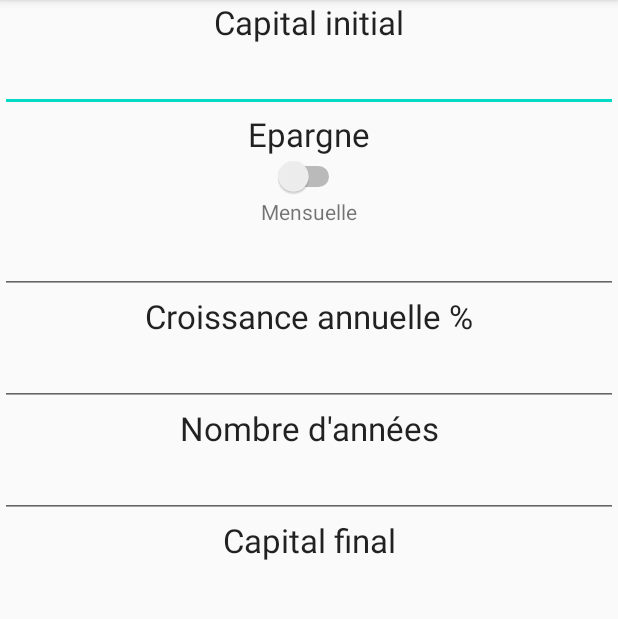
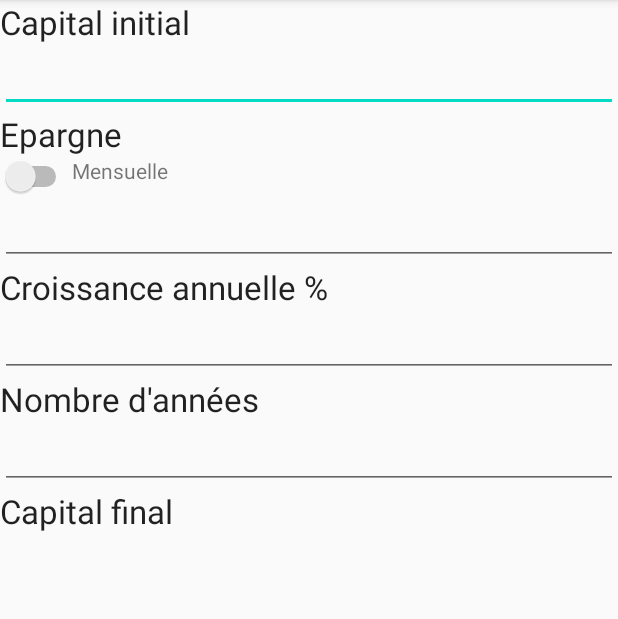
Before and after one commit to cromod/EasyInterest, an Android app: the fragment CompoundInterestFragment shown on its own in the app's theme, on a phone screen of 412 x 824 dp, the part 84-703 px from its top. Run offline under Robolectric (Android 15) with nearby library versions, the light colour scheme and no system bars.

Commit message:
Fix the fragment for compound interest

```diff
--- a/app/src/main/java/fr/cromod/easyinterest/CompoundInterestFragment.kt
+++ b/app/src/main/java/fr/cromod/easyinterest/CompoundInterestFragment.kt
@@ -16,34 +16,10 @@ import kotlin.math.pow
 class CompoundInterestFragment() : Fragment() {
 
     private lateinit var parentActivity: Activity
-    var inputs: MutableMap<EditText, String> = mutableMapOf()
-    var result: Float = 0F
 
     companion object
     {
-        fun newInstance(): CompoundInterestFragment
-        {
-            return CompoundInterestFragment()
-        }
-    }
-
-    override fun onCreateView(inflater: LayoutInflater,
-                              container: ViewGroup?,
-                              savedInstanceState: Bundle?): View?
-    {
-        val view = inflater.inflate(R.layout.compound_interest, container, false)
-
-        inputs[editStartCapital] = editStartCapital.text.toString()
-        inputs[editAnnualGrowth] = editAnnualGrowth.text.toString()
-        inputs[editNbOfYears] = editNbOfYears.text.toString()
-        inputs[editSavings] = editSavings.text.toString()
-
-        listenTextChanged(editStartCapital)
-        listenTextChanged(editAnnualGrowth)
-        listenTextChanged(editNbOfYears)
-        listenTextChanged(editSavings)
-
-        return view
+        fun newInstance(): CompoundInterestFragment = CompoundInterestFragment()
     }
 
     override fun onAttach(context: Context)
@@ -54,18 +30,36 @@ class CompoundInterestFragment() : Fragment() {
         }
     }
 
+    override fun onCreateView(inflater: LayoutInflater,
+                              container: ViewGroup?,
+                              savedInstanceState: Bundle?): View?
+    {
+        return inflater.inflate(R.layout.compound_interest, container, false)
+    }
+
+    override fun onActivityCreated(savedInstanceState: Bundle?)
+    {
+        super.onActivityCreated(savedInstanceState)
+
+        listenTextChanged(editStartCapital)
+        listenTextChanged(editAnnualGrowth)
+        listenTextChanged(editNbOfYears)
+        listenTextChanged(editSavings)
+
+        listenFrequencyChanged()
+    }
+
     private fun listenTextChanged(editText: EditText)
     {
         editText.addTextChangedListener(object : TextWatcher
         {
             override fun onTextChanged(s: CharSequence, start: Int, before: Int, count: Int)
             {
-                inputs[editText] = s.toString()
-                calculateFinalCapital(
-                    startCapital = if(inputs[editStartCapital]!!.isEmpty()) 0F else inputs[editStartCapital]!!.toFloat(),
-                    growth = if(inputs[editAnnualGrowth]!!.isEmpty()) 0F else inputs[editAnnualGrowth]!!.toFloat(),
-                    nbOfYears = if(inputs[editNbOfYears]!!.isEmpty()) 0 else inputs[editNbOfYears]!!.toInt(),
-                    savings = if(inputs[editSavings]!!.isEmpty()) 0F else inputs[editSavings]!!.toFloat(),
+                val result = calculateFinalCapital(
+                    startCapital = if(editStartCapital.text.isEmpty()) 0F else editStartCapital.text.toString().toFloat(),
+                    growth = if(editAnnualGrowth.text.isEmpty()) 0F else editAnnualGrowth.text.toString().toFloat(),
+                    nbOfYears = if(editNbOfYears.text.isEmpty()) 0 else editNbOfYears.text.toString().toInt(),
+                    savings = if(editSavings.text.isEmpty()) 0F else editSavings.text.toString().toFloat(),
                     monthly = !switchFrequency.isChecked
                 )
                 resultfinalCapital.setText(result.toString())
@@ -75,10 +69,11 @@ class CompoundInterestFragment() : Fragment() {
         })
     }
 
-    fun onChangeFrequency(view: View)
+    private fun listenFrequencyChanged()
     {
+        switchFrequency.setOnClickListener {
             // Update result
-        calculateFinalCapital(
+            val result = calculateFinalCapital(
                 startCapital = if(editStartCapital.text.isEmpty()) 0F else editStartCapital.text.toString().toFloat(),
                 growth = if(editAnnualGrowth.text.isEmpty()) 0F else editAnnualGrowth.text.toString().toFloat(),
                 nbOfYears = if(editNbOfYears.text.isEmpty()) 0 else editNbOfYears.text.toString().toInt(),
@@ -90,16 +85,18 @@ class CompoundInterestFragment() : Fragment() {
             // Update label
             labelFrequency.setText(if(switchFrequency.isChecked) R.string.yearly else R.string.monthly)
         }
+    }
 
     fun calculateFinalCapital( startCapital: Float, growth: Float, nbOfYears: Int,
-                               savings: Float, monthly: Boolean)
+                               savings: Float, monthly: Boolean): Float
     {
         val factor: Float = 1 + growth / 100
         val period: Float = if(monthly) 12F else 1F
-        result = startCapital*(factor.pow(nbOfYears))
+        var result: Float = startCapital*(factor.pow(nbOfYears))
         for (i in 1..nbOfYears) {
             result += period*savings*factor.pow(i-1)
         }
+        return result
     }
 
 }
--- a/app/src/main/res/layout/compound_interest.xml
+++ b/app/src/main/res/layout/compound_interest.xml
@@ -1,11 +1,11 @@
 <?xml version="1.0" encoding="utf-8"?>
-<androidx.constraintlayout.widget.ConstraintLayout
+<RelativeLayout
     xmlns:android="http://schemas.android.com/apk/res/android"
     xmlns:app="http://schemas.android.com/apk/res-auto"
     xmlns:tools="http://schemas.android.com/tools"
     android:layout_width="match_parent"
     android:layout_height="match_parent"
-    tools:context=".CompoundInterestFragment">
+    tools:context=".MainActivity">
 
     <TextView
         android:id="@+id/labelStartCapital"
@@ -13,132 +13,100 @@
         android:layout_height="wrap_content"
         android:text="@string/start_capital"
         android:textAppearance="?android:textAppearanceLarge"
-        app:layout_constraintTop_toTopOf="parent"
-        app:layout_constraintRight_toRightOf="parent"
-        app:layout_constraintLeft_toLeftOf="parent"
         />
 
     <EditText
         android:id="@+id/editStartCapital"
         android:layout_width="match_parent"
         android:layout_height="wrap_content"
-        android:gravity="center"
+        android:layout_below="@id/labelStartCapital"
         android:text=""
         android:inputType="numberDecimal"
-        app:layout_constraintTop_toBottomOf="@id/labelStartCapital"
-        app:layout_constraintRight_toRightOf="parent"
-        app:layout_constraintLeft_toLeftOf="parent"
         />
 
     <TextView
         android:id="@+id/labelSavings"
         android:layout_width="wrap_content"
         android:layout_height="wrap_content"
+        android:layout_below="@id/editStartCapital"
         android:text="@string/savings"
         android:textAppearance="?android:textAppearanceLarge"
-        app:layout_constraintTop_toBottomOf="@id/editStartCapital"
-        app:layout_constraintRight_toRightOf="parent"
-        app:layout_constraintLeft_toLeftOf="parent"
         />
 
     <Switch
         android:id="@+id/switchFrequency"
         android:layout_width="wrap_content"
         android:layout_height="wrap_content"
-        android:onClick="onChangeFrequency"
-        app:layout_constraintTop_toBottomOf="@id/labelSavings"
-        app:layout_constraintRight_toRightOf="parent"
-        app:layout_constraintLeft_toLeftOf="parent"
-        />
+        android:layout_below="@id/labelSavings"/>
 
     <TextView
         android:id="@+id/labelFrequency"
         android:layout_width="wrap_content"
         android:layout_height="wrap_content"
+        android:layout_below="@id/labelSavings"
+        android:layout_toRightOf="@id/switchFrequency"
         android:text="@string/monthly"
-        app:layout_constraintTop_toBottomOf="@id/switchFrequency"
-        app:layout_constraintRight_toRightOf="parent"
-        app:layout_constraintLeft_toLeftOf="parent"
         />
 
     <EditText
         android:id="@+id/editSavings"
         android:layout_width="match_parent"
         android:layout_height="wrap_content"
-        android:gravity="center"
+        android:layout_below="@id/switchFrequency"
         android:text=""
         android:inputType="numberDecimal"
-        app:layout_constraintTop_toBottomOf="@id/labelFrequency"
-        app:layout_constraintRight_toRightOf="parent"
-        app:layout_constraintLeft_toLeftOf="parent"
         />
 
     <TextView
         android:id="@+id/labelAnnualGrowth"
         android:layout_width="wrap_content"
         android:layout_height="wrap_content"
+        android:layout_below="@id/editSavings"
         android:text="@string/annual_growth"
         android:textAppearance="?android:textAppearanceLarge"
-        app:layout_constraintTop_toBottomOf="@id/editSavings"
-        app:layout_constraintRight_toRightOf="parent"
-        app:layout_constraintLeft_toLeftOf="parent"
         />
 
     <EditText
         android:id="@+id/editAnnualGrowth"
         android:layout_width="match_parent"
         android:layout_height="wrap_content"
-        android:gravity="center"
+        android:layout_below="@id/labelAnnualGrowth"
         android:text=""
         android:inputType="numberDecimal"
-        app:layout_constraintTop_toBottomOf="@id/labelAnnualGrowth"
-        app:layout_constraintRight_toRightOf="parent"
-        app:layout_constraintLeft_toLeftOf="parent"
         />
 
     <TextView
         android:id="@+id/labelNbOfYears"
         android:layout_width="wrap_content"
         android:layout_height="wrap_content"
+        android:layout_below="@id/editAnnualGrowth"
         android:text="@string/nb_of_years"
         android:textAppearance="?android:textAppearanceLarge"
-        app:layout_constraintTop_toBottomOf="@id/editAnnualGrowth"
-        app:layout_constraintRight_toRightOf="parent"
-        app:layout_constraintLeft_toLeftOf="parent"
         />
 
     <EditText
         android:id="@+id/editNbOfYears"
         android:layout_width="match_parent"
         android:layout_height="wrap_content"
-        android:gravity="center"
+        android:layout_below="@id/labelNbOfYears"
         android:text=""
         android:inputType="number"
-        app:layout_constraintTop_toBottomOf="@id/labelNbOfYears"
-        app:layout_constraintRight_toRightOf="parent"
-        app:layout_constraintLeft_toLeftOf="parent"
         />
 
     <TextView
         android:id="@+id/labelfinalCapital"
         android:layout_width="wrap_content"
         android:layout_height="wrap_content"
+        android:layout_below="@id/editNbOfYears"
         android:text="@string/final_capital"
         android:textAppearance="?android:textAppearanceLarge"
-        app:layout_constraintTop_toBottomOf="@id/editNbOfYears"
-        app:layout_constraintRight_toRightOf="parent"
-        app:layout_constraintLeft_toLeftOf="parent"
         />
 
     <TextView
         android:id="@+id/resultfinalCapital"
         android:layout_width="match_parent"
         android:layout_height="wrap_content"
-        android:gravity="center"
+        android:layout_below="@id/labelfinalCapital"
         android:textAppearance="?android:textAppearanceLarge"
-        app:layout_constraintTop_toBottomOf="@id/labelfinalCapital"
-        app:layout_constraintRight_toRightOf="parent"
-        app:layout_constraintLeft_toLeftOf="parent"
         />
-
-</androidx.constraintlayout.widget.ConstraintLayout>
+</RelativeLayout>
--- a/app/src/main/res/layout/content_main.xml
+++ b/app/src/main/res/layout/content_main.xml
@@ -9,8 +9,9 @@
     tools:context=".MainActivity"
     tools:showIn="@layout/app_bar_main">
 
-    <fragment
-        android:id="@+id/nav_host_fragment"
+    <RelativeLayout
+        android:id="@+id/fragment_to_display"
         android:layout_width="match_parent"
         android:layout_height="match_parent" />
+
 </androidx.constraintlayout.widget.ConstraintLayout>
--- a/app/src/main/res/layout/nav_header_main.xml
+++ b/app/src/main/res/layout/nav_header_main.xml
@@ -1,5 +1,6 @@
 <?xml version="1.0" encoding="utf-8"?>
-<LinearLayout xmlns:android="http://schemas.android.com/apk/res/android"
+<LinearLayout
+    xmlns:android="http://schemas.android.com/apk/res/android"
     xmlns:app="http://schemas.android.com/apk/res-auto"
     android:layout_width="match_parent"
     android:layout_height="@dimen/nav_header_height"
```
Also changed, not shown: app/src/main/java/fr/cromod/easyinterest/MainActivity.kt (+6 -4 lines), app/src/main/res/navigation/mobile_navigation.xml (deleted, +0 -14 lines). Lines whose indentation alone changed are shown as unchanged.
